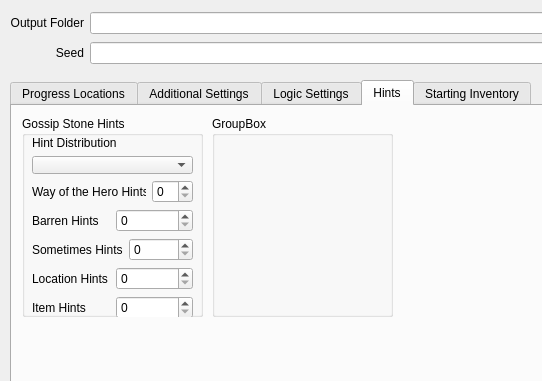
This is gui/randogui.ui in ssrando/ssrando as Qt 5 draws it before an edit; both pictures show x 0 to 542 and y 0 to 381 of the 954 by 704 pixel window. The edited form follows.
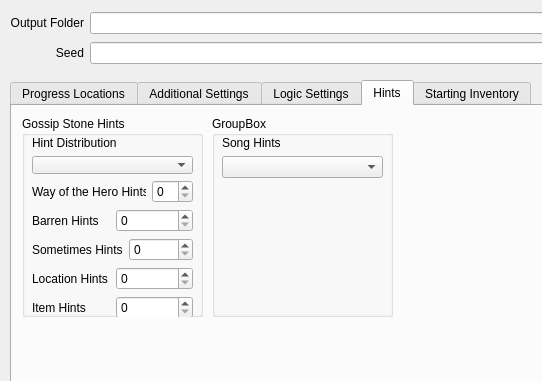
This is the edited form. The open tabs and pages were chosen to show the change.

Commit message: Re-added song hints with more options

The edit to the form file:
```diff
--- a/gui/randogui.ui
+++ b/gui/randogui.ui
@@ -1306,6 +1306,45 @@
       <property name="title">
        <string>GroupBox</string>
       </property>
+      <widget class="QWidget" name="verticalLayoutWidget_6">
+       <property name="geometry">
+        <rect>
+         <x>10</x>
+         <y>20</y>
+         <width>161</width>
+         <height>171</height>
+        </rect>
+       </property>
+       <layout class="QVBoxLayout" name="verticalLayout_26">
+        <item>
+         <layout class="QVBoxLayout" name="verticalLayout_27">
+          <item>
+           <widget class="QLabel" name="label_6">
+            <property name="text">
+             <string>Song Hints</string>
+            </property>
+           </widget>
+          </item>
+          <item>
+           <widget class="QComboBox" name="option_song_hints"/>
+          </item>
+         </layout>
+        </item>
+        <item>
+         <spacer name="verticalSpacer_10">
+          <property name="orientation">
+           <enum>Qt::Vertical</enum>
+          </property>
+          <property name="sizeHint" stdset="0">
+           <size>
+            <width>20</width>
+            <height>40</height>
+           </size>
+          </property>
+         </spacer>
+        </item>
+       </layout>
+      </widget>
      </widget>
     </widget>
     <widget class="QWidget" name="tab_6">
```
Left out of the diff: 2 changed lines with no effect on the pictures. The commit also changes 4 other files.
